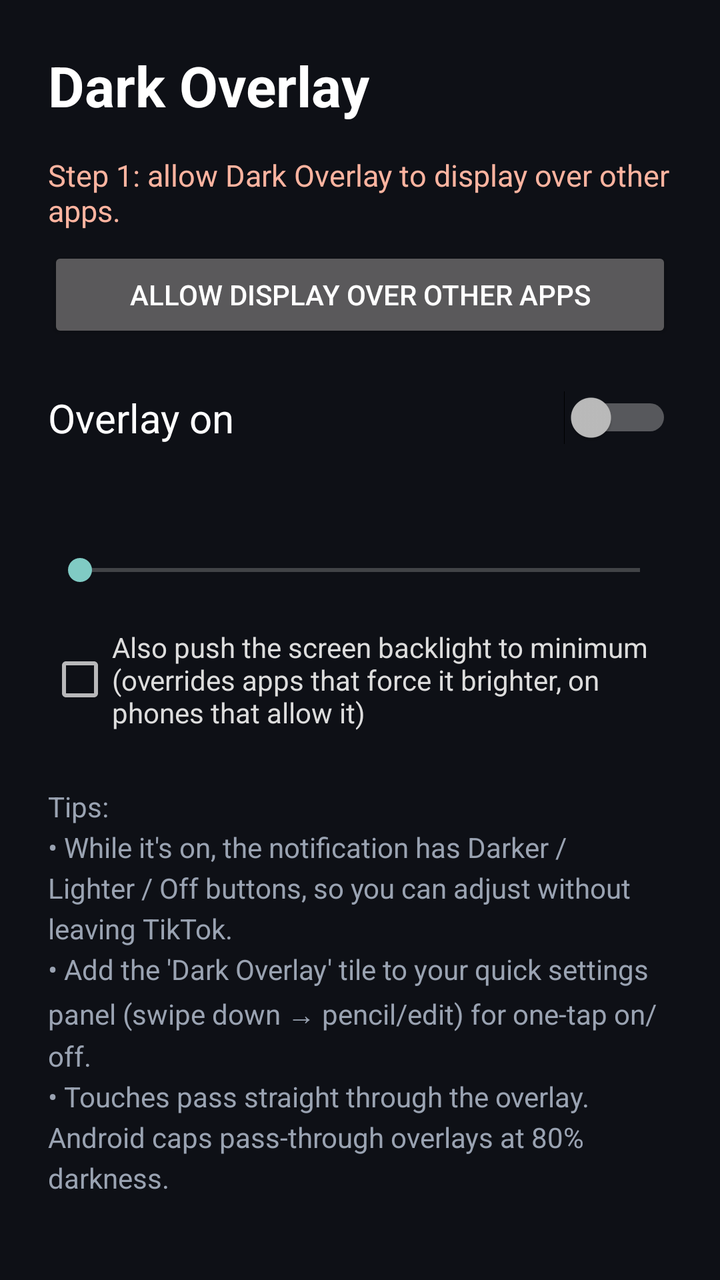
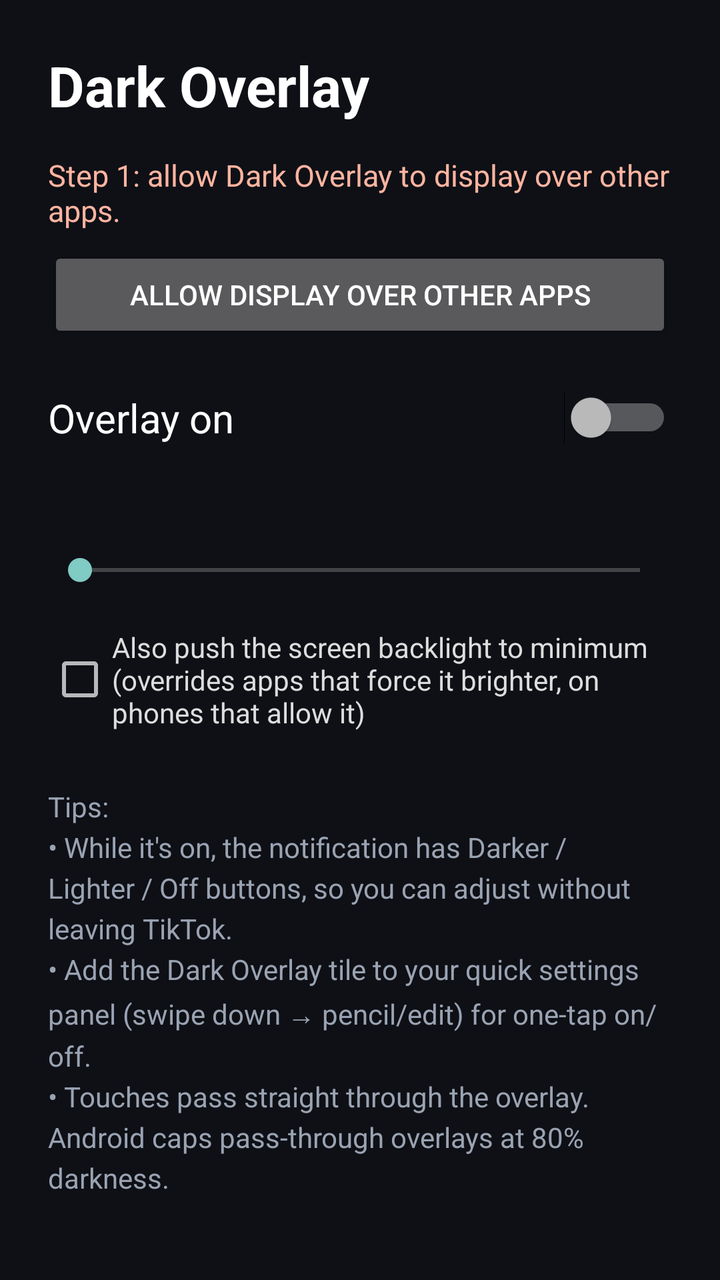

Screens rendered from an Android XML layout before and after an edit, with the pre-edit source and the edit as a unified diff.
<!-- AndroidManifest.xml: application theme android:Theme.Material.NoActionBar -->
<!-- res/layout/activity_main.xml -->
<?xml version="1.0" encoding="utf-8"?>
<ScrollView xmlns:android="http://schemas.android.com/apk/res/android"
    android:layout_width="match_parent"
    android:layout_height="match_parent"
    android:background="#0E1016">

    <LinearLayout
        android:layout_width="match_parent"
        android:layout_height="wrap_content"
        android:orientation="vertical"
        android:padding="24dp">

        <TextView
            android:layout_width="wrap_content"
            android:layout_height="wrap_content"
            android:text="@string/app_name"
            android:textColor="#FFFFFF"
            android:textSize="28sp"
            android:textStyle="bold" />

        <TextView
            android:id="@+id/permStatus"
            android:layout_width="match_parent"
            android:layout_height="wrap_content"
            android:layout_marginTop="16dp"
            android:text="Step 1: allow Dark Overlay to display over other apps."
            android:textColor="#FFB4A0"
            android:textSize="15sp" />

        <Button
            android:id="@+id/grantBtn"
            android:layout_width="match_parent"
            android:layout_height="wrap_content"
            android:layout_marginTop="8dp"
            android:text="Allow display over other apps" />

        <Switch
            android:id="@+id/toggle"
            android:layout_width="match_parent"
            android:layout_height="wrap_content"
            android:layout_marginTop="24dp"
            android:text="Overlay on"
            android:textColor="#FFFFFF"
            android:textSize="20sp" />

        <TextView
            android:id="@+id/dimLabel"
            android:layout_width="wrap_content"
            android:layout_height="wrap_content"
            android:layout_marginTop="24dp"
            android:textColor="#FFFFFF"
            android:textSize="16sp" />

        <SeekBar
            android:id="@+id/dimSeek"
            android:layout_width="match_parent"
            android:layout_height="wrap_content"
            android:layout_marginTop="8dp"
            android:max="80" />

        <CheckBox
            android:id="@+id/forceMin"
            android:layout_width="match_parent"
            android:layout_height="wrap_content"
            android:layout_marginTop="20dp"
            android:text="Also push the screen backlight to minimum (overrides apps that force it brighter, on phones that allow it)"
            android:textColor="#DDDDDD" />

        <TextView
            android:layout_width="match_parent"
            android:layout_height="wrap_content"
            android:layout_marginTop="28dp"
            android:lineSpacingExtra="4dp"
            android:text="Tips:\n• While it's on, the notification has Darker / Lighter / Off buttons, so you can adjust without leaving TikTok.\n• Add the 'Dark Overlay' tile to your quick settings panel (swipe down → pencil/edit) for one-tap on/off.\n• Touches pass straight through the overlay. Android caps pass-through overlays at 80% darkness."
            android:textColor="#9AA3B2"
            android:textSize="14sp" />
    </LinearLayout>
</ScrollView>
<!-- resources referenced by this layout -->
<resources>
  <string name="app_name">Dark Overlay</string>
</resources>

<!-- the commit's change to res/layout/activity_main.xml (unified diff, before → after) -->
@@ -71,7 +71,7 @@
             android:layout_height="wrap_content"
             android:layout_marginTop="28dp"
             android:lineSpacingExtra="4dp"
-            android:text="Tips:\n• While it's on, the notification has Darker / Lighter / Off buttons, so you can adjust without leaving TikTok.\n• Add the 'Dark Overlay' tile to your quick settings panel (swipe down → pencil/edit) for one-tap on/off.\n• Touches pass straight through the overlay. Android caps pass-through overlays at 80% darkness."
+            android:text="Tips:\n• While it\'s on, the notification has Darker / Lighter / Off buttons, so you can adjust without leaving TikTok.\n• Add the Dark Overlay tile to your quick settings panel (swipe down → pencil/edit) for one-tap on/off.\n• Touches pass straight through the overlay. Android caps pass-through overlays at 80% darkness."
             android:textColor="#9AA3B2"
             android:textSize="14sp" />
     </LinearLayout>
